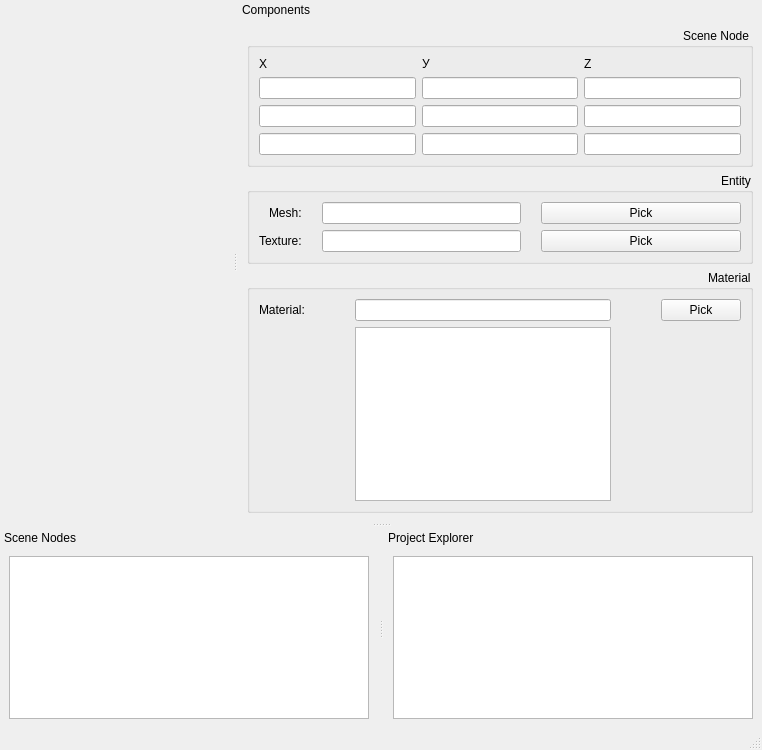
Before: the Qt Designer form mainwindow.ui in Smiter/Ogre_editor, drawn with Qt 5.
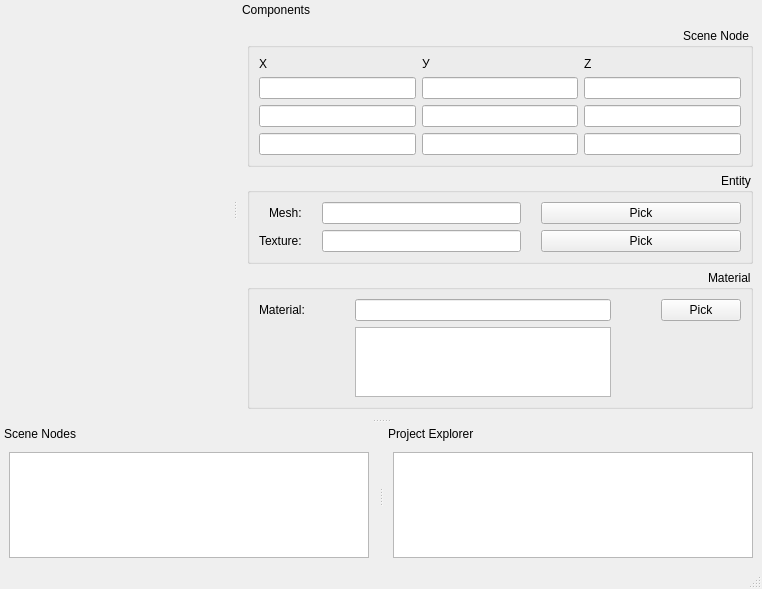
After: the same form once the commit is applied.

Commit message: Layouts again

The edit to the form file:
```diff
--- a/mainwindow.ui
+++ b/mainwindow.ui
@@ -36,8 +36,8 @@
    </property>
    <property name="minimumSize">
     <size>
-     <width>515</width>
-     <height>522</height>
+     <width>50</width>
+     <height>50</height>
     </size>
    </property>
    <property name="layoutDirection">
@@ -350,8 +350,8 @@
    </property>
    <property name="minimumSize">
     <size>
-     <width>300</width>
-     <height>200</height>
+     <width>50</width>
+     <height>50</height>
     </size>
    </property>
    <property name="floating">
@@ -394,8 +394,8 @@
    </property>
    <property name="minimumSize">
     <size>
-     <width>300</width>
-     <height>200</height>
+     <width>50</width>
+     <height>50</height>
     </size>
    </property>
    <property name="maximumSize">
```
The commit also changes 1 other file.
